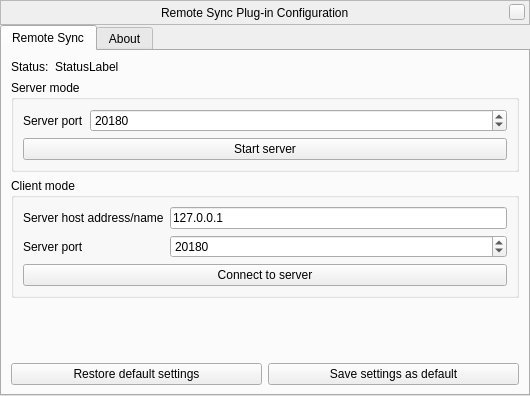
This is plugins/RemoteSync/src/gui/remoteSyncDialog.ui in 519984307/stellarium_src as Qt 5 draws it before an edit. The edited form follows.
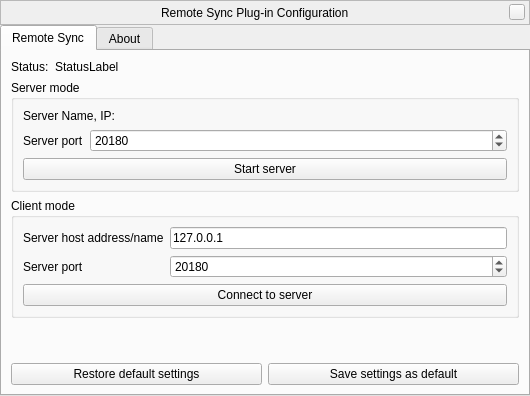
This is the edited form. Custom widgets are drawn as their Qt base class.

Commit message: Add IP info strings to config panels.

```diff
--- a/plugins/RemoteSync/src/gui/remoteSyncDialog.ui
+++ b/plugins/RemoteSync/src/gui/remoteSyncDialog.ui
@@ -151,14 +151,14 @@
           <string>Server mode</string>
          </property>
          <layout class="QFormLayout" name="formLayout_2">
-          <item row="2" column="0" colspan="2">
+          <item row="3" column="0" colspan="2">
            <widget class="QPushButton" name="serverButton">
             <property name="text">
              <string>Start server</string>
             </property>
            </widget>
           </item>
-          <item row="0" column="0" colspan="2">
+          <item row="1" column="0" colspan="2">
            <widget class="QWidget" name="serverControls" native="true">
             <layout class="QFormLayout" name="formLayout_4">
              <property name="leftMargin">
@@ -199,6 +199,13 @@
             </layout>
            </widget>
           </item>
+          <item row="0" column="0">
+           <widget class="QLabel" name="label_serverName">
+            <property name="text">
+             <string>Server Name, IP: </string>
+            </property>
+           </widget>
+          </item>
          </layout>
         </widget>
        </item>
```
The commit also changes 5 other files.
